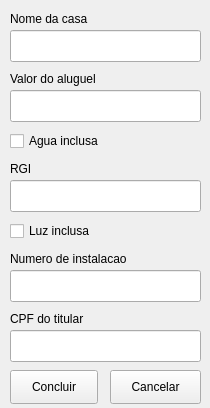
This is interface/cadastrar_casa.ui in adenilsonElias/Gerenciador_Casa_Aluguel as Qt 5 draws it before an edit. The edited form follows.
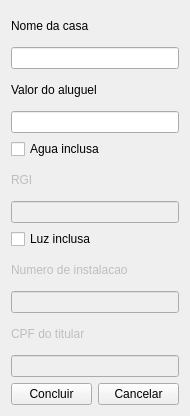
This is the edited form.

```diff
--- a/interface/cadastrar_casa.ui
+++ b/interface/cadastrar_casa.ui
@@ -9,28 +9,49 @@
    <rect>
     <x>0</x>
     <y>0</y>
-    <width>210</width>
-    <height>408</height>
+    <width>190</width>
+    <height>416</height>
    </rect>
   </property>
-  <property name="sizePolicy">
-   <sizepolicy hsizetype="Expanding" vsizetype="Expanding">
-    <horstretch>0</horstretch>
-    <verstretch>0</verstretch>
-   </sizepolicy>
+  <property name="minimumSize">
+   <size>
+    <width>190</width>
+    <height>416</height>
+   </size>
+  </property>
+  <property name="maximumSize">
+   <size>
+    <width>190</width>
+    <height>416</height>
+   </size>
   </property>
   <property name="windowTitle">
    <string>Cadastrar casa</string>
   </property>
+  <property name="layoutDirection">
+   <enum>Qt::LeftToRight</enum>
+  </property>
+  <property name="autoFillBackground">
+   <bool>false</bool>
+  </property>
+  <layout class="QVBoxLayout" name="verticalLayout_2">
+   <property name="sizeConstraint">
+    <enum>QLayout::SetMinimumSize</enum>
+   </property>
+   <item>
+    <layout class="QVBoxLayout" name="verticalLayout">
+     <property name="sizeConstraint">
+      <enum>QLayout::SetMaximumSize</enum>
+     </property>
+     <item>
+      <widget class="QLabel" name="label">
+       <property name="text">
+        <string>Nome da casa</string>
+       </property>
+      </widget>
+     </item>
+     <item>
   <widget class="QLineEdit" name="campo_nomeDaCasa">
-   <property name="geometry">
-    <rect>
-     <x>10</x>
-     <y>30</y>
-     <width>191</width>
-     <height>32</height>
-    </rect>
-   </property>
    <property name="text">
     <string/>
    </property>
@@ -38,15 +59,16 @@
     <number>200</number>
    </property>
   </widget>
+     </item>
+     <item>
+      <widget class="QLabel" name="label_2">
+       <property name="text">
+        <string>Valor do aluguel</string>
+       </property>
+      </widget>
+     </item>
+     <item>
   <widget class="QLineEdit" name="campo_valorDoAluguel">
-   <property name="geometry">
-    <rect>
-     <x>10</x>
-     <y>90</y>
-     <width>191</width>
-     <height>32</height>
-    </rect>
-   </property>
    <property name="inputMask">
     <string/>
    </property>
@@ -54,95 +76,55 @@
     <string/>
    </property>
   </widget>
+     </item>
+     <item>
   <widget class="QCheckBox" name="checkBox_aguaInclusa">
-   <property name="geometry">
-    <rect>
-     <x>10</x>
-     <y>130</y>
-     <width>111</width>
-     <height>22</height>
-    </rect>
-   </property>
    <property name="text">
     <string>Agua inclusa</string>
    </property>
   </widget>
-  <widget class="QLabel" name="label">
-   <property name="geometry">
-    <rect>
-     <x>10</x>
-     <y>10</y>
-     <width>111</width>
-     <height>18</height>
-    </rect>
+     </item>
+     <item>
+      <widget class="QLabel" name="label_5">
+       <property name="enabled">
+        <bool>false</bool>
    </property>
    <property name="text">
-    <string>Nome da casa</string>
-   </property>
-  </widget>
-  <widget class="QLabel" name="label_2">
-   <property name="geometry">
-    <rect>
-     <x>10</x>
-     <y>70</y>
-     <width>111</width>
-     <height>18</height>
-    </rect>
-   </property>
-   <property name="text">
-    <string>Valor do aluguel</string>
-   </property>
-  </widget>
+        <string>RGI</string>
+       </property>
+      </widget>
+     </item>
+     <item>
+      <widget class="QLineEdit" name="RGI">
+       <property name="enabled">
+        <bool>false</bool>
+       </property>
+       <property name="inputMask">
+        <string>9999999999</string>
+       </property>
+      </widget>
+     </item>
+     <item>
   <widget class="QCheckBox" name="checkBox_luzinclusa">
-   <property name="geometry">
-    <rect>
-     <x>10</x>
-     <y>220</y>
-     <width>101</width>
-     <height>22</height>
-    </rect>
-   </property>
    <property name="text">
     <string>Luz inclusa</string>
    </property>
   </widget>
-  <widget class="QPushButton" name="botao_concluir">
-   <property name="geometry">
-    <rect>
-     <x>10</x>
-     <y>370</y>
-     <width>88</width>
-     <height>34</height>
-    </rect>
+     </item>
+     <item>
+      <widget class="QLabel" name="label_4">
+       <property name="enabled">
+        <bool>false</bool>
    </property>
    <property name="text">
-    <string>Concluir</string>
-   </property>
-  </widget>
-  <widget class="QPushButton" name="botao_cancelar">
-   <property name="geometry">
-    <rect>
-     <x>110</x>
-     <y>370</y>
-     <width>91</width>
-     <height>34</height>
-    </rect>
-   </property>
-   <property name="text">
-    <string>Cancelar</string>
-   </property>
-  </widget>
+        <string>Numero de instalacao</string>
+       </property>
+      </widget>
+     </item>
+     <item>
   <widget class="QLineEdit" name="campo_numero_instalacao">
    <property name="enabled">
-    <bool>true</bool>
-   </property>
-   <property name="geometry">
-    <rect>
-     <x>10</x>
-     <y>270</y>
-     <width>191</width>
-     <height>32</height>
-    </rect>
+        <bool>false</bool>
    </property>
    <property name="inputMask">
     <string notr="true">0000000000</string>
@@ -160,43 +142,21 @@
     <enum>Qt::VisualMoveStyle</enum>
    </property>
   </widget>
-  <widget class="QLineEdit" name="RGI">
-   <property name="enabled">
-    <bool>true</bool>
-   </property>
-   <property name="geometry">
-    <rect>
-     <x>10</x>
-     <y>180</y>
-     <width>191</width>
-     <height>32</height>
-    </rect>
-   </property>
-   <property name="inputMask">
-    <string>9999999999</string>
-   </property>
-  </widget>
+     </item>
+     <item>
   <widget class="QLabel" name="label_3">
-   <property name="geometry">
-    <rect>
-     <x>10</x>
-     <y>310</y>
-     <width>81</width>
-     <height>18</height>
-    </rect>
+       <property name="enabled">
+        <bool>false</bool>
    </property>
    <property name="text">
     <string>CPF do titular</string>
    </property>
   </widget>
+     </item>
+     <item>
   <widget class="QLineEdit" name="CPF_titular">
-   <property name="geometry">
-    <rect>
-     <x>10</x>
-     <y>330</y>
-     <width>191</width>
-     <height>32</height>
-    </rect>
+       <property name="enabled">
+        <bool>false</bool>
    </property>
    <property name="inputMask">
     <string>99999999999</string>
@@ -205,46 +165,32 @@
     <number>11</number>
    </property>
   </widget>
-  <widget class="QLabel" name="label_4">
-   <property name="geometry">
-    <rect>
-     <x>10</x>
-     <y>250</y>
-     <width>141</width>
-     <height>18</height>
-    </rect>
-   </property>
+     </item>
+     <item>
+      <layout class="QHBoxLayout" name="horizontalLayout">
+       <property name="spacing">
+        <number>6</number>
+       </property>
+       <item>
+        <widget class="QPushButton" name="botao_concluir">
    <property name="text">
-    <string>Numero de instalacao</string>
-   </property>
-  </widget>
-  <widget class="QLabel" name="label_5">
-   <property name="geometry">
-    <rect>
-     <x>10</x>
-     <y>160</y>
-     <width>58</width>
-     <height>18</height>
-    </rect>
-   </property>
+          <string>Concluir</string>
+         </property>
+        </widget>
+       </item>
+       <item>
+        <widget class="QPushButton" name="botao_cancelar">
    <property name="text">
-    <string>RGI</string>
-   </property>
-  </widget>
-  <zorder>RGI</zorder>
-  <zorder>campo_numero_instalacao</zorder>
-  <zorder>checkBox_aguaInclusa</zorder>
-  <zorder>checkBox_luzinclusa</zorder>
-  <zorder>campo_nomeDaCasa</zorder>
-  <zorder>campo_valorDoAluguel</zorder>
-  <zorder>label</zorder>
-  <zorder>label_2</zorder>
-  <zorder>botao_concluir</zorder>
-  <zorder>botao_cancelar</zorder>
-  <zorder>label_3</zorder>
-  <zorder>CPF_titular</zorder>
-  <zorder>label_4</zorder>
-  <zorder>label_5</zorder>
+          <string>Cancelar</string>
+         </property>
+        </widget>
+       </item>
+      </layout>
+     </item>
+    </layout>
+   </item>
+  </layout>
+  <zorder></zorder>
  </widget>
  <resources/>
  <connections/>
```
Lines whose indentation alone changed are shown as unchanged.
